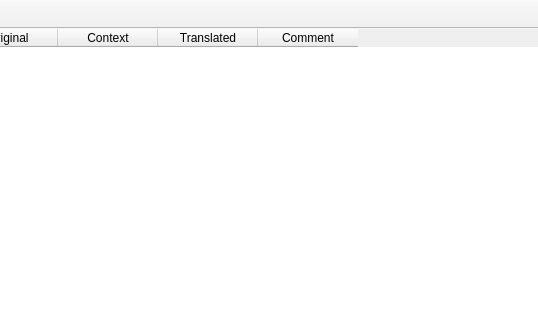
Above: src/mainwindow.ui from RxLaboratory/DuTF before the change; both pictures show x 148 to 686 and y 0 to 320 of the 1000 by 779 pixel window. Below: the same form after it.
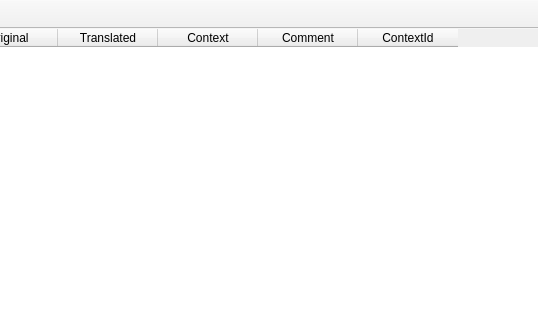
That is the form after the change. The open tabs and pages were chosen to show the change. Icons and pictures are not drawn.

Commit message: Add the context in the table

```diff
--- a/src/mainwindow.ui
+++ b/src/mainwindow.ui
@@ -95,7 +95,7 @@
            <bool>true</bool>
           </property>
           <property name="columnCount">
-           <number>5</number>
+           <number>6</number>
           </property>
           <attribute name="verticalHeaderDefaultSectionSize">
            <number>50</number>
@@ -110,21 +110,26 @@
             <string>Original</string>
            </property>
           </column>
-          <column>
-           <property name="text">
-            <string>Context</string>
-           </property>
-          </column>
           <column>
            <property name="text">
             <string>Translated</string>
            </property>
           </column>
+          <column>
+           <property name="text">
+            <string>Context</string>
+           </property>
+          </column>
           <column>
            <property name="text">
             <string>Comment</string>
            </property>
           </column>
+          <column>
+           <property name="text">
+            <string>ContextId</string>
+           </property>
+          </column>
          </widget>
         </item>
        </layout>
```
Left out of the diff: 2 changed lines with no effect on the pictures. The commit also changes 8 other files.
